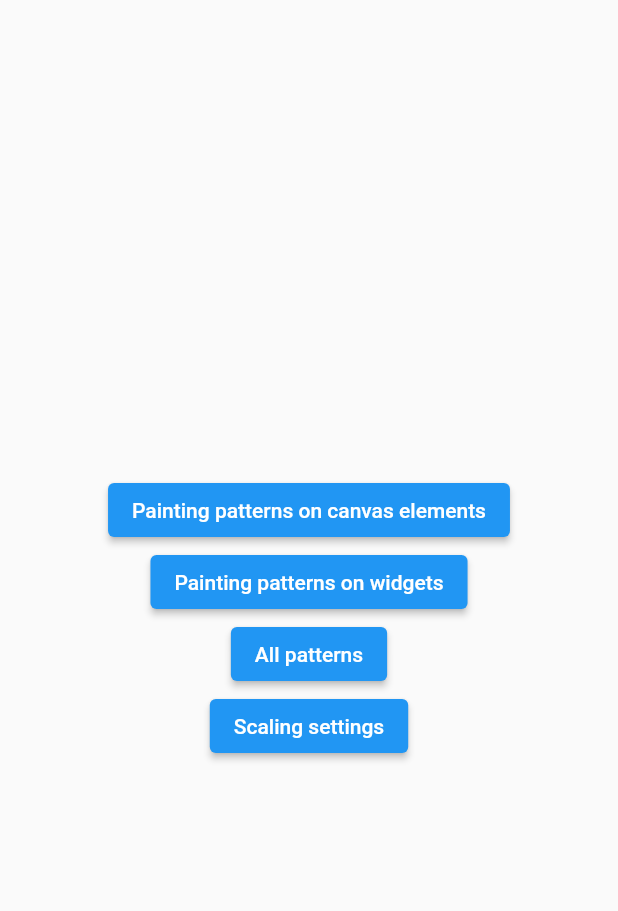
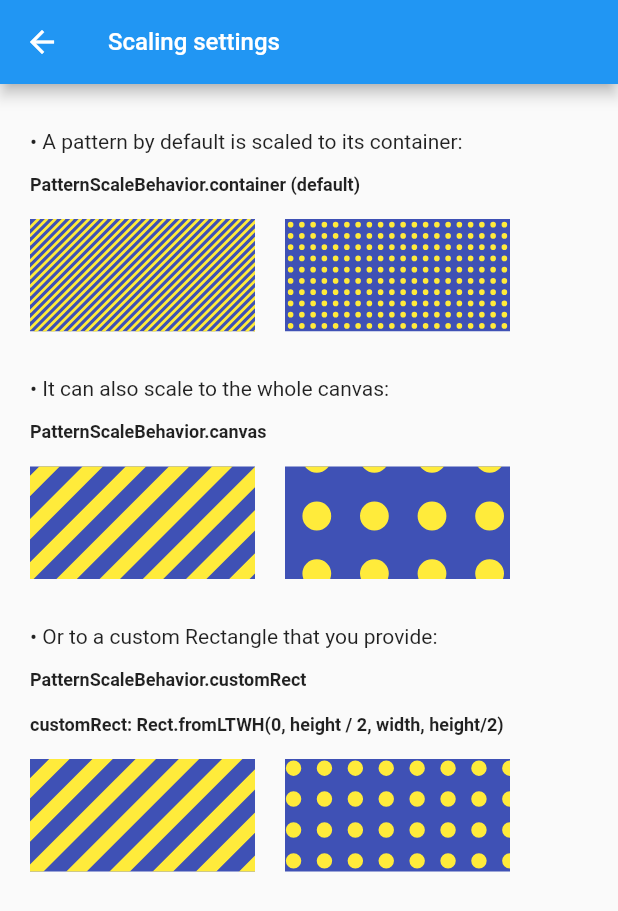
Before and after one commit to whiplashoo/patterns_canvas, a Flutter app: the screen it shows after launch, after a tap on "Scaling settings", on a phone screen of 412 x 824 dp. Shown: the top 911 px of the screen. Run offline on Flutter 3.47's test engine with Material 2 defaults, Android fonts, the phone set to English and light mode, and no system bars.

Commit message:
add scaling settings example screen, cleanup other example screens

```diff
--- a/example/lib/main.dart
+++ b/example/lib/main.dart
@@ -1,6 +1,7 @@
 import 'package:example/screens/screen1.dart';
 import 'package:example/screens/screen2.dart';
 import 'package:example/screens/screen3.dart';
+import 'package:example/screens/screen4.dart';
 import 'package:flutter/material.dart';
 
 void main() {
@@ -9,7 +10,7 @@ void main() {
       'screen1': (ctx) => Screen1(),
       'screen2': (ctx) => Screen2(),
       'screen3': (ctx) => Screen3(),
-      // 'screen4': (ctx) => Screen4(),
+      'screen4': (ctx) => Screen4(),
     },
     home: Scaffold(
       body: MyExampleWidget(),
--- a/example/lib/screens/screen1.dart
+++ b/example/lib/screens/screen1.dart
@@ -23,10 +23,8 @@ class _Screen1State extends State<Screen1> {
           constrained: false,
           child: Container(
             width: MediaQuery.of(context).size.width,
-            height: MediaQuery.of(context).size.height,
+            height: MediaQuery.of(context).size.height - 40.0,
             child: CustomPaint(
-              isComplex: true,
-              willChange: true,
               painter: MyPainter(),
             ),
           ),
@@ -127,7 +125,7 @@ class MyPainter extends CustomPainter {
     catBodyPath.cubicTo(w * 0.82, h * 0.1, w * 0.77, h * 0.1, w * 0.71, h * 0.12);
     catBodyPath.cubicTo(w * 0.71, h * 0.12, w * 0.63, h * 0.05, w * 0.63, h * 0.05);
     catBodyPath.cubicTo(w * 0.63, h * 0.05, w * 0.63, h * 0.05, w * 0.63, h * 0.05);
-    final catPath = Path()..addPath(catBodyPath, Offset(20.0, size.height - 300));
+    final catPath = Path()..addPath(catBodyPath, Offset(20.0, size.height - 260));
     return catPath;
   }
 }
--- /dev/null
+++ b/example/lib/screens/screen4.dart
@@ -0,0 +1,123 @@
+import 'dart:ui';
+
+import 'package:flutter/material.dart';
+import 'package:patterns_canvas/patterns_canvas.dart';
+
+class Screen4 extends StatefulWidget {
+  @override
+  _Screen4State createState() => _Screen4State();
+}
+
+class _Screen4State extends State<Screen4> {
+  @override
+  Widget build(BuildContext context) {
+    return Scaffold(
+      appBar: AppBar(
+        title: Text(
+          'Scaling settings',
+          style: TextStyle(fontSize: 16),
+        ),
+      ),
+      body: Center(
+        child: CustomPaint(
+          size: const Size(double.infinity, double.infinity),
+          isComplex: true,
+          willChange: true,
+          painter: MyPainter(context),
+        ),
+      ),
+    );
+  }
+}
+
+class MyPainter extends CustomPainter {
+  final BuildContext context;
+
+  MyPainter(this.context);
+
+  @override
+  void paint(Canvas canvas, Size size) {
+    const horizontalPadding = 20.0;
+    const verticalPadding = 30.0;
+    const rectW = 150.0;
+    const rectH = 75.0;
+    var dx = horizontalPadding;
+    var dy = verticalPadding;
+    const fontColor = Colors.black87;
+    const bgColor = Colors.indigo;
+    const fgColor = Colors.yellow;
+    TextPainter tp = TextPainter(textAlign: TextAlign.left, textDirection: TextDirection.ltr);
+    TextSpan span =
+        TextSpan(style: TextStyle(color: fontColor), text: "• A pattern by default is scaled to its container:");
+    tp.text = span;
+    tp.layout();
+    tp.paint(canvas, Offset(dx, dy));
+    dy += verticalPadding;
+    span = TextSpan(
+        style: TextStyle(fontSize: 12, fontWeight: FontWeight.w700, color: fontColor),
+        text: "PatternScaleBehavior.container (default)");
+    tp.text = span;
+    tp.layout();
+    tp.paint(canvas, Offset(dx, dy));
+    dy += verticalPadding;
+    DiagonalStripesThick(bgColor: bgColor, fgColor: fgColor)
+        .paintOnRect(canvas, size, Rect.fromLTWH(dx, dy, rectW, rectH));
+    dx += horizontalPadding + rectW;
+    Dots(bgColor: bgColor, fgColor: fgColor).paintOnRect(canvas, size, Rect.fromLTWH(dx, dy, rectW, rectH));
+
+    dx = horizontalPadding;
+    dy += rectH + verticalPadding;
+    span = TextSpan(style: TextStyle(color: fontColor), text: "• It can also scale to the whole canvas:");
+    tp.text = span;
+    tp.layout();
+    tp.paint(canvas, Offset(dx, dy));
+    dy += verticalPadding;
+    span = TextSpan(
+        style: TextStyle(fontSize: 12, fontWeight: FontWeight.w700, color: fontColor),
+        text: "PatternScaleBehavior.canvas");
+    tp.text = span;
+    tp.layout();
+    tp.paint(canvas, Offset(dx, dy));
+    dy += verticalPadding;
+    DiagonalStripesThick(bgColor: bgColor, fgColor: fgColor).paintOnRect(
+        canvas, size, Rect.fromLTWH(dx, dy, rectW, rectH),
+        patternScaleBehavior: PatternScaleBehavior.canvas);
+    dx += horizontalPadding + rectW;
+    Dots(bgColor: bgColor, fgColor: fgColor).paintOnRect(canvas, size, Rect.fromLTWH(dx, dy, rectW, rectH),
+        patternScaleBehavior: PatternScaleBehavior.canvas);
+
+    dx = horizontalPadding;
+    dy += rectH + verticalPadding;
+    span = TextSpan(style: TextStyle(color: fontColor), text: "• Or to a custom Rectangle that you provide:");
+    tp.text = span;
+    tp.layout();
+    tp.paint(canvas, Offset(dx, dy));
+    dy += verticalPadding;
+    span = TextSpan(
+        style: TextStyle(fontSize: 12, fontWeight: FontWeight.w700, color: fontColor),
+        text: "PatternScaleBehavior.customRect");
+    tp.text = span;
+    tp.layout();
+    tp.paint(canvas, Offset(dx, dy));
+    dy += verticalPadding;
+    span = TextSpan(
+        style: TextStyle(fontSize: 12, fontWeight: FontWeight.w700, color: fontColor),
+        text: "customRect: Rect.fromLTWH(0, height / 2, width, height/2)");
+    tp.text = span;
+    tp.layout();
+    tp.paint(canvas, Offset(dx, dy));
+    dy += verticalPadding;
+    DiagonalStripesThick(bgColor: bgColor, fgColor: fgColor).paintOnRect(
+        canvas, size, Rect.fromLTWH(dx, dy, rectW, rectH),
+        patternScaleBehavior: PatternScaleBehavior.canvas);
+    dx += horizontalPadding + rectW;
+    Dots(bgColor: bgColor, fgColor: fgColor).paintOnRect(canvas, size, Rect.fromLTWH(dx, dy, rectW, rectH),
+        patternScaleBehavior: PatternScaleBehavior.customRect,
+        customRect: Rect.fromLTWH(0, size.height / 2, size.width, size.height / 2));
+  }
+
+  @override
+  bool shouldRepaint(CustomPainter oldDelegate) {
+    return false;
+  }
+}
```
Also changed, not shown: example/lib/screens/screen2.dart (+18 -53 lines), example/lib/screens/screen3.dart (+5 -5 lines).
